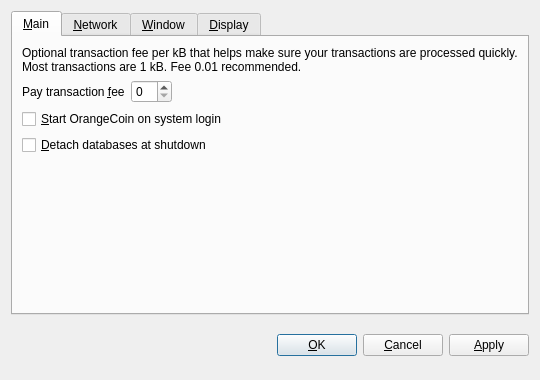
Old version of the form src/qt/forms/optionsdialog.ui in the repository sherlockcoin/Orangecoin.
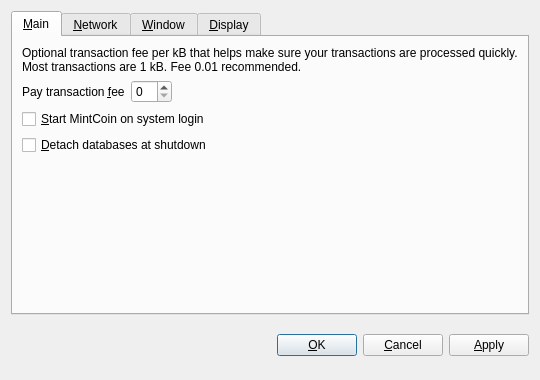
New version of the form. Custom widgets are drawn as their Qt base class.

The edit to the form file:
```diff
--- a/src/qt/forms/optionsdialog.ui
+++ b/src/qt/forms/optionsdialog.ui
@@ -82,7 +82,7 @@
           <string>Automatically start OrangeCoin after logging in to the system.</string>
          </property>
          <property name="text">
-          <string>&amp;Start OrangeCoin on system login</string>
+          <string>&amp;Start MintCoin on system login</string>
          </property>
         </widget>
        </item>
```
Left out of the diff: 10 changed lines with no effect on the pictures.
